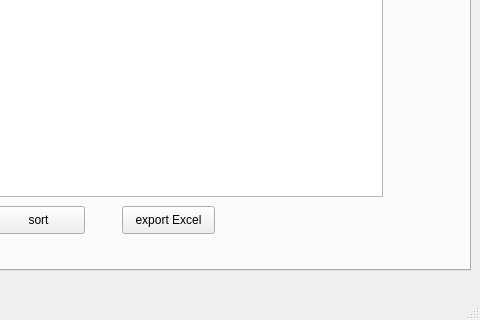
Old version of the form mainwindow.ui in the repository 24-25PCPP2A27/projet2a-2a27-smart-cleaning-company; both pictures show x 320 to 800 and y 280 to 600 of the 800 by 600 pixel window.
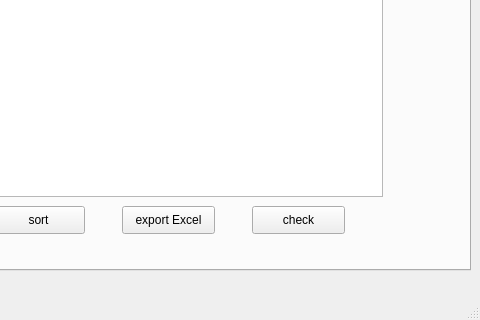
New version of the form. The open tabs and pages were chosen to show the change.

Patch:
```diff
--- a/mainwindow.ui
+++ b/mainwindow.ui
@@ -206,6 +206,19 @@
        <string>export Excel</string>
       </property>
      </widget>
+     <widget class="QPushButton" name="checkStockButton">
+      <property name="geometry">
+       <rect>
+        <x>570</x>
+        <y>470</y>
+        <width>93</width>
+        <height>28</height>
+       </rect>
+      </property>
+      <property name="text">
+       <string>check</string>
+      </property>
+     </widget>
     </widget>
     <widget class="QWidget" name="tab_3">
      <attribute name="title">
```
Left out of the diff: 2 changed lines with no effect on the pictures.
